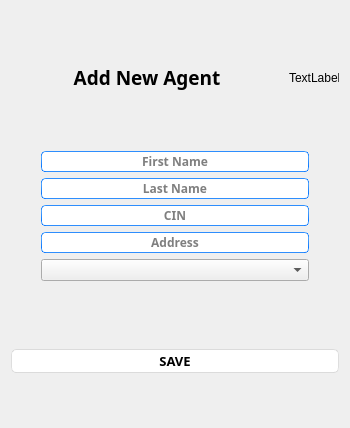
The window that ui/addAgent.ui (YassineBaghdadi/TransportingPlanning) describes before a commit, drawn with Qt 5.
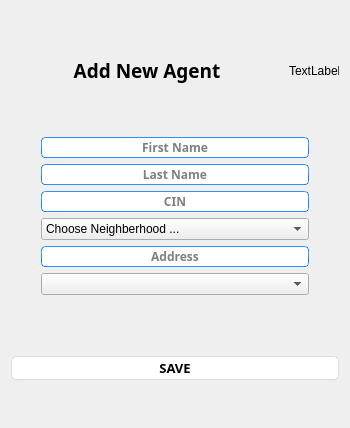
The same window after the commit.

Patch:
```diff
--- a/ui/addAgent.ui
+++ b/ui/addAgent.ui
@@ -699,6 +699,24 @@
        </property>
       </widget>
      </item>
+     <item>
+      <widget class="QComboBox" name="strr">
+       <property name="insertPolicy">
+        <enum>QComboBox::InsertAtTop</enum>
+       </property>
+       <property name="sizeAdjustPolicy">
+        <enum>QComboBox::AdjustToContents</enum>
+       </property>
+       <property name="frame">
+        <bool>true</bool>
+       </property>
+       <item>
+        <property name="text">
+         <string>Choose Neighberhood ...</string>
+        </property>
+       </item>
+      </widget>
+     </item>
      <item>
       <widget class="QLineEdit" name="ad">
        <property name="font">
```
